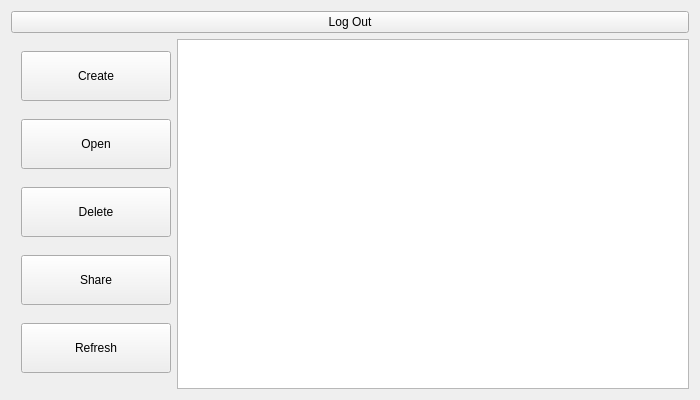
Above: menu.ui from tucaEmanuel18/notePad before the change. Below: the same form after it.
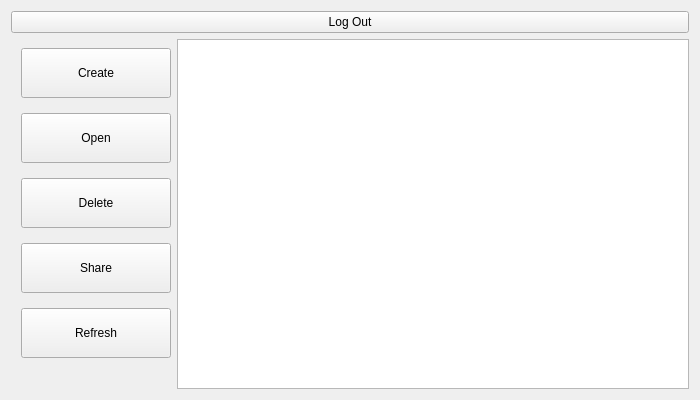
That is the form after the change.

The edit to the form file:
```diff
--- a/menu.ui
+++ b/menu.ui
@@ -150,6 +150,22 @@
            </property>
           </widget>
          </item>
+         <item>
+          <spacer name="verticalSpacer">
+           <property name="orientation">
+            <enum>Qt::Vertical</enum>
+           </property>
+           <property name="sizeType">
+            <enum>QSizePolicy::Fixed</enum>
+           </property>
+           <property name="sizeHint" stdset="0">
+            <size>
+             <width>10</width>
+             <height>20</height>
+            </size>
+           </property>
+          </spacer>
+         </item>
         </layout>
        </item>
        <item>
```
